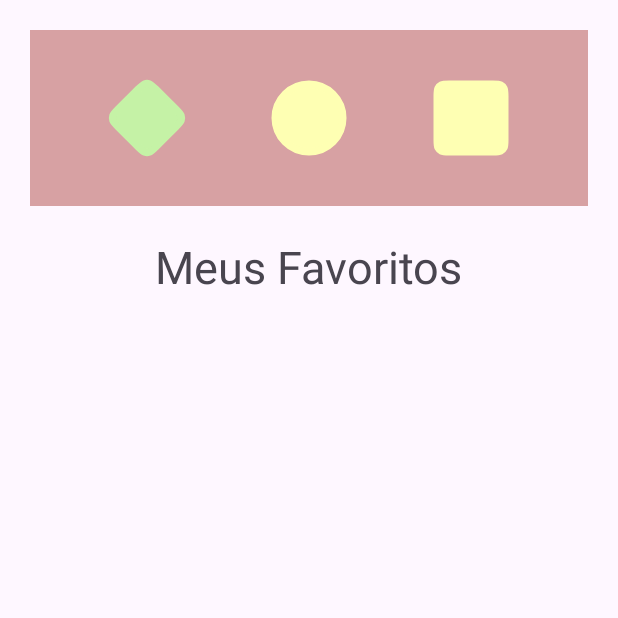
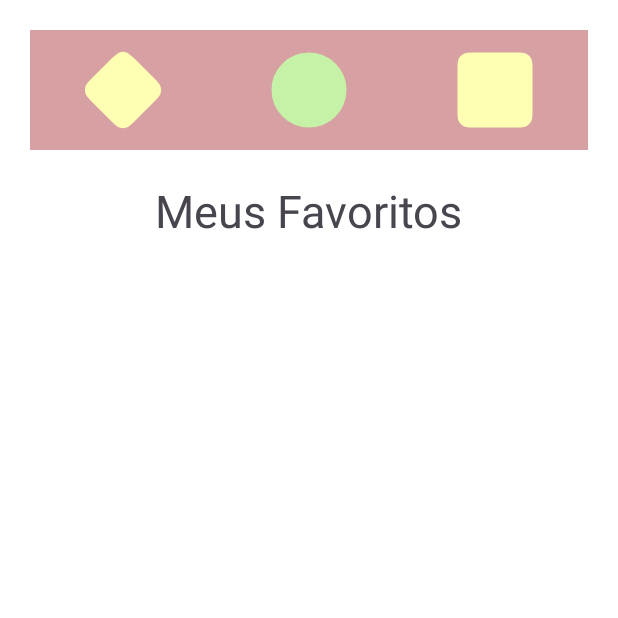
Before and after one commit to Maluu26/mobile, an Android app: the fragment_favoritos screen opened through its navigation route, on a phone screen of 412 x 824 dp, the top half of it. Run offline under Robolectric (Android 15) with nearby library versions, the phone set to English and light mode, and no system bars; our stand-ins replace Firebase (no records; nobody signed in at launch, a user with empty details on screens opened directly), Room's generated code, navigation-ui.

Commit message:
snackbar, alert e navigation ui

```diff
--- a/app_pokemon/app/src/main/java/com/mobile/app_pokemon/BuscaFragment.kt
+++ b/app_pokemon/app/src/main/java/com/mobile/app_pokemon/BuscaFragment.kt
@@ -10,6 +10,8 @@ import android.view.ViewGroup
 import android.widget.Toast
 import androidx.fragment.app.viewModels
 import androidx.navigation.fragment.findNavController
+import com.google.firebase.auth.FirebaseAuth
+import com.mobile.app_pokemon.UI.AuthActivity
 import com.mobile.app_pokemon.UI.MainActivity
 import com.mobile.app_pokemon.UI.tela_pokemon
 import com.mobile.app_pokemon.databinding.FragmentAllPokemonsBinding
@@ -21,6 +23,9 @@ class BuscaFragment : Fragment() {
     private var _binding: FragmentBuscaBinding? = null
     private val binding get() = _binding!!
     private val viewModel: MainActivityViewModel by viewModels()
+
+    private val auth = FirebaseAuth.getInstance()
+
     override fun onCreateView(
         inflater: LayoutInflater,
         container: ViewGroup?,
@@ -35,6 +40,14 @@ class BuscaFragment : Fragment() {
         observeViewModel()
         binding.buscaBotao.setOnClickListener {
             viewModel.requestPokemon(binding.pokeBusca.text.toString())
+        }
+        binding.pokeImg.setOnLongClickListener {
+            auth.signOut()
+            // volta para o Login e limpa a pilha: o "voltar" não retorna para a Main
+            val intent = Intent(requireContext(), AuthActivity::class.java)
+            intent.flags = Intent.FLAG_ACTIVITY_NEW_TASK or Intent.FLAG_ACTIVITY_CLEAR_TASK
+            startActivity(intent)
+            true   // o long click precisa devolver um Boolean: true = "tratei o clique"
         }
     }
     private fun observeViewModel() {
--- a/app_pokemon/app/src/main/java/com/mobile/app_pokemon/LoginFragment.kt
+++ b/app_pokemon/app/src/main/java/com/mobile/app_pokemon/LoginFragment.kt
@@ -36,8 +36,9 @@ class LoginFragment : Fragment(){
         super.onViewCreated(view, savedInstanceState)
         observeViewModel()
         if(auth.currentUser != null){
-            auth.signOut()
-            Toast.makeText(requireContext(), "Já tem user", Toast.LENGTH_SHORT).show()
+            //auth.signOut()
+            startActivity(Intent(requireContext(), MainActivity::class.java))
+
         }
         binding!!.login.setOnClickListener {
             viewModel.loginUser(binding!!.email.text.toString(), binding!!.senha.text.toString())
--- a/app_pokemon/app/src/main/java/com/mobile/app_pokemon/SubscribeFragment.kt
+++ b/app_pokemon/app/src/main/java/com/mobile/app_pokemon/SubscribeFragment.kt
@@ -37,7 +37,7 @@ class SubscribeFragment : Fragment() {
             viewModel.subscribeUser(binding!!.nome.text.toString(),binding!!.nick.text.toString(),binding!!.email.text.toString(), binding!!.senha.text.toString(),binding!!.senha2.text.toString())
         }
         binding!!.arrowBack.setOnClickListener({
-            findNavController().navigate(R.id.action_subscribeFragment_to_loginFragment)
+            findNavController().popBackStack()
         })
 
     }
--- a/app_pokemon/app/src/main/java/com/mobile/app_pokemon/UI/MainActivity.kt
+++ b/app_pokemon/app/src/main/java/com/mobile/app_pokemon/UI/MainActivity.kt
@@ -1,20 +1,18 @@
 package com.mobile.app_pokemon.UI
 
 import android.os.Bundle
-import android.view.View
-import androidx.annotation.IdRes
 import androidx.appcompat.app.AppCompatActivity
 import androidx.core.view.ViewCompat
 import androidx.core.view.WindowInsetsCompat
 import androidx.navigation.NavController
-import androidx.navigation.compose.rememberNavController
+import androidx.navigation.NavGraph.Companion.findStartDestination
+import androidx.navigation.navOptions
 import androidx.navigation.fragment.NavHostFragment
+import androidx.navigation.ui.setupWithNavController
 import com.mobile.app_pokemon.R
-import com.mobile.app_pokemon.all_pokemons
 import com.mobile.app_pokemon.databinding.ActivityMainBinding
-import com.mobile.app_pokemon.fragment_favoritos
 
-class MainActivity : AppCompatActivity(), View.OnClickListener {
+class MainActivity : AppCompatActivity() {
     lateinit var binding: ActivityMainBinding
     private lateinit var navController: NavController
 
@@ -22,49 +20,36 @@ class MainActivity : AppCompatActivity(), View.OnClickListener {
         super.onCreate(savedInstanceState)
         binding = ActivityMainBinding.inflate(layoutInflater)
         setContentView(binding.root)
-        ViewCompat.setOnApplyWindowInsetsListener(findViewById(R.id.main)) { _, insets ->
+
+        ViewCompat.setOnApplyWindowInsetsListener(binding.main) { v, insets ->
             val systemBars = insets.getInsets(WindowInsetsCompat.Type.systemBars())
-            val headerView = findViewById<View>(R.id.header)
-            headerView.setPadding(
-                headerView.paddingLeft,
-                systemBars.top,
-                headerView.paddingRight,
-                headerView.paddingBottom
-            )
-            findViewById<View>(R.id.main).setPadding(systemBars.left, 0, systemBars.right, systemBars.bottom)
+            v.setPadding(systemBars.left, 0, systemBars.right, systemBars.bottom)
             insets
         }
-        binding.diamond.setImageResource(R.drawable.diamond_verde_com)
-        binding.diamond.setOnClickListener(this)
-        binding.square.setOnClickListener(this)
-        binding.circle.setOnClickListener(this)
+        ViewCompat.setOnApplyWindowInsetsListener(binding.bottomNav) { v, insets ->
+            val systemBars = insets.getInsets(WindowInsetsCompat.Type.systemBars())
+            v.setPadding(0, systemBars.top, 0, 0)
+            insets
+        }
+
+        setBottomNav()
+    }
+
+    private fun setBottomNav() {
         val navHost = supportFragmentManager.findFragmentById(R.id.fragment_container) as NavHostFragment
         navController = navHost.navController
+        binding.bottomNav.setupWithNavController(navController)
+
+        binding.bottomNav.itemIconTintList = null
+        binding.bottomNav.isItemActiveIndicatorEnabled = false
+
+        binding.bottomNav.setOnItemSelectedListener { item ->
+            navController.navigate(item.itemId, null, navOptions {
+                launchSingleTop = true
+                restoreState = true
+                popUpTo(navController.graph.findStartDestination().id) { saveState = true }
+            })
+            true
+        }
     }
-    fun setYellow(){
-        binding.diamond.setImageResource(R.drawable.diamond_svgrepo_com)
-        binding.circle.setImageResource(R.drawable.circle_svgrepo_com)
-        binding.square.setImageResource(R.drawable.square_svgrepo_com)
-    }
-    override fun onClick(view: View) {
-        if(R.id.diamond == view.id){
-            setYellow()
-            binding.diamond.setImageResource(R.drawable.diamond_verde_com)
-            navController.navigate(R.id.buscaFragment)
-        }
-        if(R.id.circle == view.id){
-
-            setYellow()
-            binding.circle.setImageResource(R.drawable.circle_verde_com)
-            navController.navigate(R.id.fragment_favoritos)
-        }
-        if(R.id.square == view.id){
-            setYellow()
-            binding.square.setImageResource(R.drawable.square_verde)
-            navController.navigate(R.id.all_pokemons)
-        }
-
-    }
-
-
 }
--- a/app_pokemon/app/src/main/java/com/mobile/app_pokemon/viewModel/PokemonViewModel.kt
+++ b/app_pokemon/app/src/main/java/com/mobile/app_pokemon/viewModel/PokemonViewModel.kt
@@ -5,6 +5,7 @@ import android.database.sqlite.SQLiteConstraintException
 import androidx.lifecycle.AndroidViewModel
 import androidx.lifecycle.LiveData
 import androidx.lifecycle.MutableLiveData
+import com.google.android.material.snackbar.Snackbar
 import com.mobile.app_pokemon.Repository.FavoritosRepository
 import com.mobile.app_pokemon.data.entity.Pokemon
 import com.mobile.app_pokemon.data.room.AppDatabase
@@ -42,6 +43,8 @@ class PokemonViewModel(application: Application) : AndroidViewModel(application)
         if(_isFav.value==true){
             favApi.deleteFav(name, onSucesso = {msg -> _mesg.value = msg}, onErro = {msg -> _mesg.value = msg})
             _isFav.value = false
+
+
         }else
         {   val p = Pokemon(id, name, url, true)
             favApi.savePokemon(p)
--- /dev/null
+++ b/app_pokemon/app/src/main/res/drawable/icone_busca.xml
@@ -0,0 +1,4 @@
+<selector xmlns:android="http://schemas.android.com/apk/res/android">
+    <item android:state_checked="true" android:drawable="@drawable/diamond_verde_com" />
+    <item android:drawable="@drawable/diamond_svgrepo_com" />
+</selector>
--- /dev/null
+++ b/app_pokemon/app/src/main/res/drawable/icone_favoritos.xml
@@ -0,0 +1,4 @@
+<selector xmlns:android="http://schemas.android.com/apk/res/android">
+    <item android:state_checked="true" android:drawable="@drawable/circle_verde_com" />
+    <item android:drawable="@drawable/circle_svgrepo_com" />
+</selector>
--- /dev/null
+++ b/app_pokemon/app/src/main/res/drawable/icone_todos.xml
@@ -0,0 +1,4 @@
+<selector xmlns:android="http://schemas.android.com/apk/res/android">
+    <item android:state_checked="true" android:drawable="@drawable/square_verde" />
+    <item android:drawable="@drawable/square_svgrepo_com" />
+</selector>
--- a/app_pokemon/app/src/main/res/layout/activity_main.xml
+++ b/app_pokemon/app/src/main/res/layout/activity_main.xml
@@ -7,53 +7,18 @@
     android:layout_height="match_parent"
     tools:context="UI.MainActivity"
     android:padding="20dp">
-
-    <androidx.constraintlayout.widget.ConstraintLayout
-        android:id="@+id/header"
-        android:layout_height="0dp"
-        android:layout_width="match_parent"
-        app:layout_constraintHeight_percent="0.15"
-        app:layout_constraintTop_toTopOf="parent"
-        app:layout_constraintLeft_toLeftOf="parent"
-        app:layout_constraintRight_toRightOf="parent"
+    <com.google.android.material.bottomnavigation.BottomNavigationView
+        android:id="@+id/bottom_nav"
+        android:layout_width="0dp"
+        android:layout_height="wrap_content"
         android:background="@color/search_header"
-       >
-
-        <ImageView
-            android:id="@+id/diamond"
-            android:layout_width="60dp"
-            android:layout_height="60dp"
-            android:src="@drawable/diamond_svgrepo_com"
-            app:layout_constraintTop_toTopOf="@id/header"
-            app:layout_constraintBottom_toBottomOf="@id/header"
-            app:layout_constraintRight_toLeftOf="@id/circle"
-            app:layout_constraintLeft_toLeftOf="parent"
-            app:layout_constraintHorizontal_chainStyle="spread"
-
-        />
-        <ImageView
-            android:id="@+id/circle"
-            android:layout_width="60dp"
-            android:layout_height="60dp"
-            android:src="@drawable/circle_svgrepo_com"
-            app:layout_constraintTop_toTopOf="@id/header"
-            app:layout_constraintBottom_toBottomOf="@id/header"
-            app:layout_constraintLeft_toRightOf="@id/diamond"
-            app:layout_constraintRight_toLeftOf="@id/square"
-            app:layout_constraintHorizontal_chainStyle="spread"
-            />
-
-        <ImageView
-            android:id="@+id/square"
-            android:layout_width="60dp"
-            android:layout_height="60dp"
-            android:src="@drawable/square_svgrepo_com"
-            app:layout_constraintLeft_toRightOf="@id/circle"
-            app:layout_constraintRight_toRightOf="parent"
-            app:layout_constraintTop_toTopOf="@id/header"
-            app:layout_constraintBottom_toBottomOf="@id/header"
-            app:layout_constraintHorizontal_chainStyle="spread"/>
-    </androidx.constraintlayout.widget.ConstraintLayout>
+        app:menu="@menu/main_menu"
+        app:itemIconSize="60dp"
+        app:itemRippleColor="@android:color/transparent"
+        app:labelVisibilityMode="unlabeled"
+        app:layout_constraintStart_toStartOf="parent"
+        app:layout_constraintEnd_toEndOf="parent"
+        app:layout_constraintTop_toTopOf="parent" />
 
     <androidx.fragment.app.FragmentContainerView
         android:name="androidx.navigation.fragment.NavHostFragment"
@@ -62,7 +27,7 @@
         android:id="@+id/fragment_container"
         android:layout_width="0dp"
         android:layout_height="0dp"
-        app:layout_constraintTop_toBottomOf="@id/header"
+        app:layout_constraintTop_toBottomOf="@id/bottom_nav"
         app:layout_constraintBottom_toBottomOf="parent"
         app:layout_constraintStart_toStartOf="parent"
         app:layout_constraintEnd_toEndOf="parent" />
--- a/app_pokemon/app/src/main/res/layout/fragment_login.xml
+++ b/app_pokemon/app/src/main/res/layout/fragment_login.xml
@@ -44,8 +44,8 @@ tools:context=".LoginFragment"
     android:background="@drawable/bg_editext"
     android:padding="14dp"
     android:hint="@string/senha"
-    android:inputType="text"
     android:textColorHint="@color/search_header"
+    android:inputType="textPassword"
     />
 <Button
     android:id="@+id/login"
--- a/app_pokemon/app/src/main/res/layout/fragment_subscribe.xml
+++ b/app_pokemon/app/src/main/res/layout/fragment_subscribe.xml
@@ -87,7 +87,7 @@
         android:background="@drawable/bg_editext"
         android:padding="14dp"
         android:hint="@string/senha"
-        android:inputType="text"
+        android:inputType="textPassword"
         android:textColorHint="@color/search_header"
         />
     <EditText
@@ -102,7 +102,7 @@
         android:background="@drawable/bg_editext"
         android:padding="14dp"
         android:hint="@string/confirma_senha"
-        android:inputType="text"
+        android:inputType="textPassword"
         android:textColorHint="@color/search_header"
         />
 
--- /dev/null
+++ b/app_pokemon/app/src/main/res/menu/main_menu.xml
@@ -0,0 +1,12 @@
+<?xml version="1.0" encoding="utf-8"?>
+<menu xmlns:android="http://schemas.android.com/apk/res/android">
+    <item android:id="@+id/buscaFragment"
+        android:icon="@drawable/icone_busca"
+        android:title="@string/aba_busca" />
+    <item android:id="@+id/fragment_favoritos"
+        android:icon="@drawable/icone_favoritos"
+        android:title="@string/aba_favoritos" />
+    <item android:id="@+id/all_pokemons"
+        android:icon="@drawable/icone_todos"
+        android:title="@string/aba_todos" />
+</menu>
--- a/app_pokemon/app/src/main/res/values-night/themes.xml
+++ b/app_pokemon/app/src/main/res/values-night/themes.xml
@@ -1,7 +1,14 @@
 <resources xmlns:tools="http://schemas.android.com/tools">
     <!-- Base application theme. -->
     <style name="Base.Theme.App_Pokemon" parent="Theme.Material3.DayNight.NoActionBar">
-        <!-- Customize your dark theme here. -->
-        <!-- <item name="colorPrimary">@color/my_dark_primary</item> -->
+        <!-- Cores próprias do app (sem isso o Material 3 usa o roxo padrão) -->
+        <item name="colorPrimary">@color/search_header</item>
+        <item name="colorOnPrimary">@color/white</item>
+        <item name="colorSecondary">@color/light_green</item>
+        <item name="colorOnSecondary">@color/black</item>
+        <item name="android:colorBackground">@color/white</item>
+        <item name="colorSurface">@color/white</item>
+        <item name="colorOnSurface">@color/black</item>
+        <item name="colorControlActivated">@color/search_header</item>
     </style>
 </resources>
--- a/app_pokemon/app/src/main/res/values/strings.xml
+++ b/app_pokemon/app/src/main/res/values/strings.xml
@@ -22,4 +22,7 @@
     <string name="subscribe_screen">Criar Conta</string>
     <string name="subscribe_hint">Não tem conta? Cadastre-se</string>
     <string name="nick_box">Digite o seu apelido</string>
+    <string name="aba_busca">Buscar</string>
+    <string name="aba_favoritos">Favoritos</string>
+    <string name="aba_todos">Todos</string>
 </resources>
--- a/app_pokemon/app/src/main/res/values/themes.xml
+++ b/app_pokemon/app/src/main/res/values/themes.xml
@@ -1,10 +1,18 @@
 <resources xmlns:tools="http://schemas.android.com/tools">
     <!-- Base application theme. -->
     <style name="Base.Theme.App_Pokemon" parent="Theme.Material3.DayNight.NoActionBar">
-        <!-- Customize your light theme here. -->
-        <!-- <item name="colorPrimary">@color/my_light_primary</item> -->
+        <!-- Cores próprias do app (sem isso o Material 3 usa o roxo padrão) -->
+        <item name="colorPrimary">@color/search_header</item>
+        <item name="colorOnPrimary">@color/white</item>
+        <item name="colorSecondary">@color/light_green</item>
+        <item name="colorOnSecondary">@color/black</item>
+        <item name="android:colorBackground">@color/white</item>
+        <item name="colorSurface">@color/white</item>
+        <item name="colorOnSurface">@color/black</item>
+        <item name="colorControlActivated">@color/search_header</item>
     </style>
     <style name="Theme.App.Starting" parent="Theme.SplashScreen">
+        <item name="windowNoTitle">true</item>
         <item name="windowSplashScreenBackground">@color/splash</item>
         <item name="windowSplashScreenAnimatedIcon">@android:color/transparent</item>
         <item name="postSplashScreenTheme">@style/Base.Theme.App_Pokemon</item>
```
Also changed, not shown: app_pokemon/app/src/main/java/com/mobile/app_pokemon/UI/tela_pokemon.kt (+15 -3 lines), app_pokemon/app/src/main/java/com/mobile/app_pokemon/fragment_favoritos.kt (+20 -1 lines), app_pokemon/app/src/main/java/com/mobile/app_pokemon/viewModel/MainActivityViewModel.kt (+7 -4 lines).
